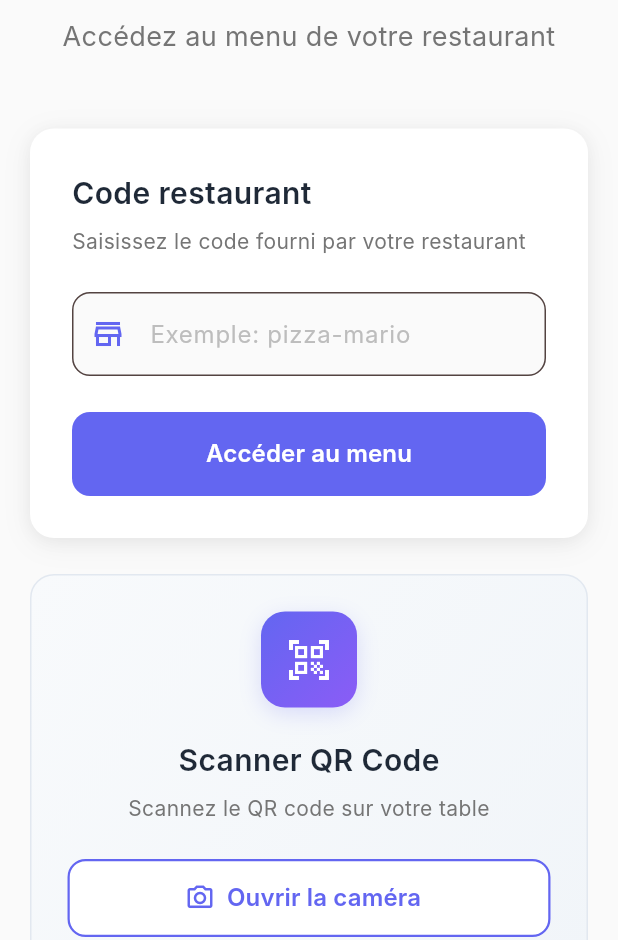
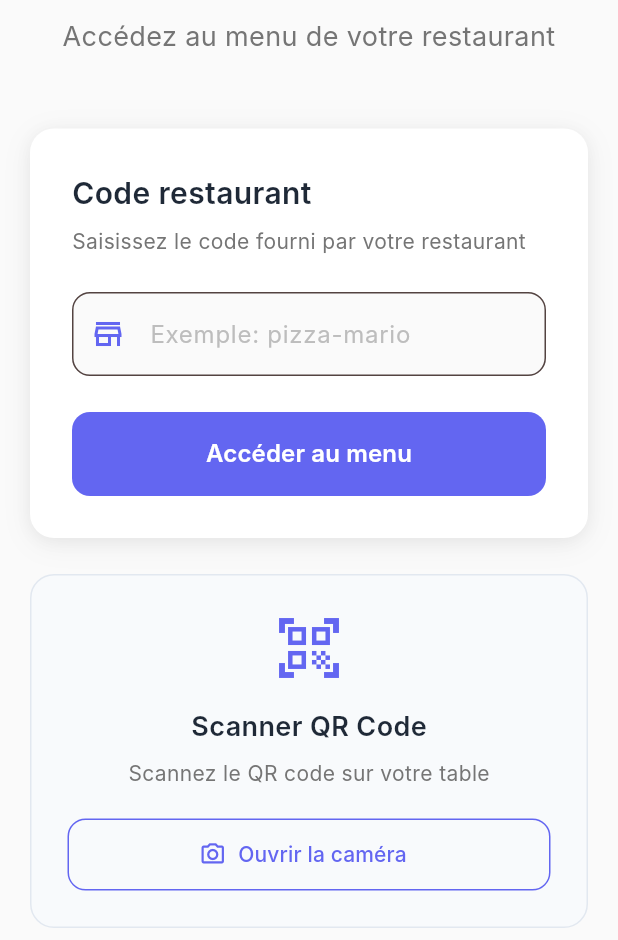
Before and after one commit to RaphHtech/smartmenu, a Flutter app: the screen it shows after launch, on a phone screen of 412 x 824 dp, the part 296-1236 px from its top. Run offline on Flutter 3.47's test engine with Material 3 defaults, Android fonts, the phone set to English and light mode, and no system bars; our stand-ins replace cloud_firestore, firebase_auth, firebase_core, firebase_storage, image_picker, qr_flutter and 1 more; missing offline and left inert: dart:html, mobile_scanner; accounts and stored records are empty; Roboto replaces fonts that are missing (Inter); statements that could not run were skipped.

```diff
--- a/lib/screens/home_screen.dart
+++ b/lib/screens/home_screen.dart
@@ -1,4 +1,3 @@
-// lib/screens/home_screen.dart - Version Premium optimisée
 import 'package:flutter/material.dart';
 import 'package:flutter/foundation.dart';
 import 'qr_scanner_screen.dart';
@@ -39,14 +38,12 @@ class _HomeScreenState extends State<HomeScreen> {
   }
 
   bool get _isScannerSupported {
-    if (kIsWeb) {
-      final uri = Uri.base;
-      final isSecure = uri.scheme == 'https' ||
-          uri.host == 'localhost' ||
-          uri.host == '127.0.0.1';
-      return isSecure;
-    }
-    return true;
+    if (!kIsWeb) return true;
+
+    final uri = Uri.base;
+    return uri.scheme == 'https' ||
+        uri.host == 'localhost' ||
+        uri.host == '127.0.0.1';
   }
 
   Future<void> _accessRestaurant() async {
@@ -399,92 +396,55 @@ class _HomeScreenState extends State<HomeScreen> {
   }
 
   Widget _buildScannerSection(bool isMobile, [bool isSmallMobile = false]) {
+    final screenWidth = MediaQuery.of(context).size.width;
+
     return Container(
       padding: EdgeInsets.all(isSmallMobile ? 20 : (isMobile ? 24 : 28)),
       decoration: BoxDecoration(
-        gradient: const LinearGradient(
-          colors: [Color(0xFFF8FAFC), Color(0xFFF1F5F9)],
-          begin: Alignment.topLeft,
-          end: Alignment.bottomRight,
-        ),
+        color: const Color(0xFFF8FAFC),
         borderRadius: BorderRadius.circular(16),
         border: Border.all(color: const Color(0xFFE2E8F0)),
       ),
       child: Column(
         children: [
-          // Icône avec gradient
-          Container(
-            width: isSmallMobile ? 56 : 64,
-            height: isSmallMobile ? 56 : 64,
-            decoration: BoxDecoration(
-              gradient: const LinearGradient(
-                colors: [Color(0xFF6366F1), Color(0xFF8B5CF6)],
-                begin: Alignment.topLeft,
-                end: Alignment.bottomRight,
-              ),
-              borderRadius: BorderRadius.circular(16),
-              boxShadow: [
-                BoxShadow(
-                  color: const Color(0xFF6366F1).withAlpha((255 * 0.2).round()),
-                  blurRadius: 12,
-                  offset: const Offset(0, 4),
-                ),
-              ],
-            ),
-            child: Icon(
-              Icons.qr_code_scanner,
-              size: isSmallMobile ? 28 : 32,
-              color: Colors.white,
-            ),
+          Icon(
+            Icons.qr_code_scanner,
+            size: isSmallMobile ? 40 : 48,
+            color: const Color(0xFF6366F1),
           ),
-
-          SizedBox(height: isSmallMobile ? 16 : 20),
-
+          SizedBox(height: isSmallMobile ? 12 : 16),
           Text(
             'Scanner QR Code',
             style: TextStyle(
-              fontSize: isSmallMobile ? 18 : 20,
+              fontSize: isSmallMobile ? 16 : 18,
               fontWeight: FontWeight.w600,
               color: const Color(0xFF1F2937),
             ),
           ),
-
           SizedBox(height: isSmallMobile ? 6 : 8),
-
           Text(
             'Scannez le QR code sur votre table',
             style: TextStyle(
               fontSize: isSmallMobile ? 13 : 14,
               color: Colors.grey[600],
             ),
-            textAlign: TextAlign.center,
           ),
-
-          SizedBox(height: isSmallMobile ? 18 : 24),
-
+          SizedBox(height: isSmallMobile ? 16 : 20),
           SizedBox(
             width: double.infinity,
-            height: isSmallMobile ? 48 : 52,
+            height: isSmallMobile ? 44 : 48,
             child: OutlinedButton.icon(
               onPressed: _openScanner,
               icon: const Icon(
                 Icons.camera_alt_outlined,
-                size: 20,
               ),
-              label: Text(
-                'Ouvrir la caméra',
-                style: TextStyle(
-                  fontSize: isSmallMobile ? 15 : 16,
-                  fontWeight: FontWeight.w600,
-                ),
-              ),
+              label: const Text('Ouvrir la caméra'),
               style: OutlinedButton.styleFrom(
                 foregroundColor: const Color(0xFF6366F1),
-                side: const BorderSide(color: Color(0xFF6366F1), width: 1.5),
+                side: const BorderSide(color: Color(0xFF6366F1)),
                 shape: RoundedRectangleBorder(
                   borderRadius: BorderRadius.circular(12),
                 ),
-                backgroundColor: Colors.white,
               ),
             ),
           ),
--- a/pubspec.yaml
+++ b/pubspec.yaml
@@ -11,7 +11,7 @@ dependencies:
     sdk: flutter
   firebase_core: ^3.6.0
   cloud_firestore: ^5.6.12
-  mobile_scanner: ^3.5.7
+  mobile_scanner: ^4.0.1
   file_picker: ^8.0.0+1
   rxdart: ^0.27.7
   qr_flutter: ^4.1.0
```
Also changed, not shown: pubspec.lock, 3 other files.
